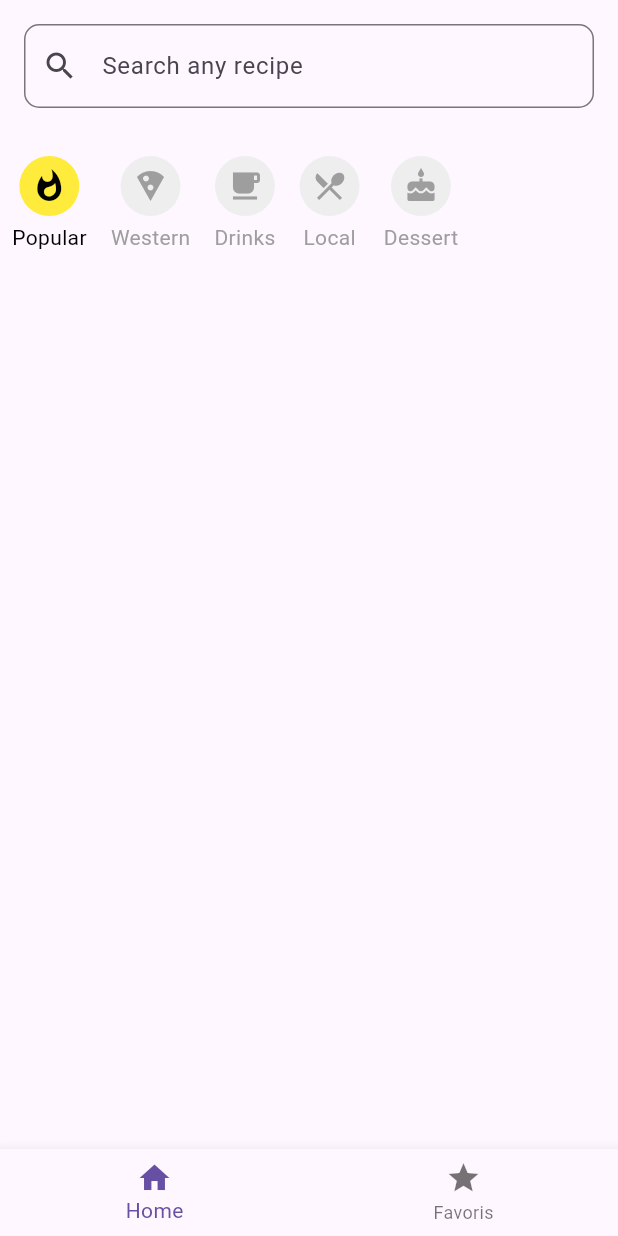
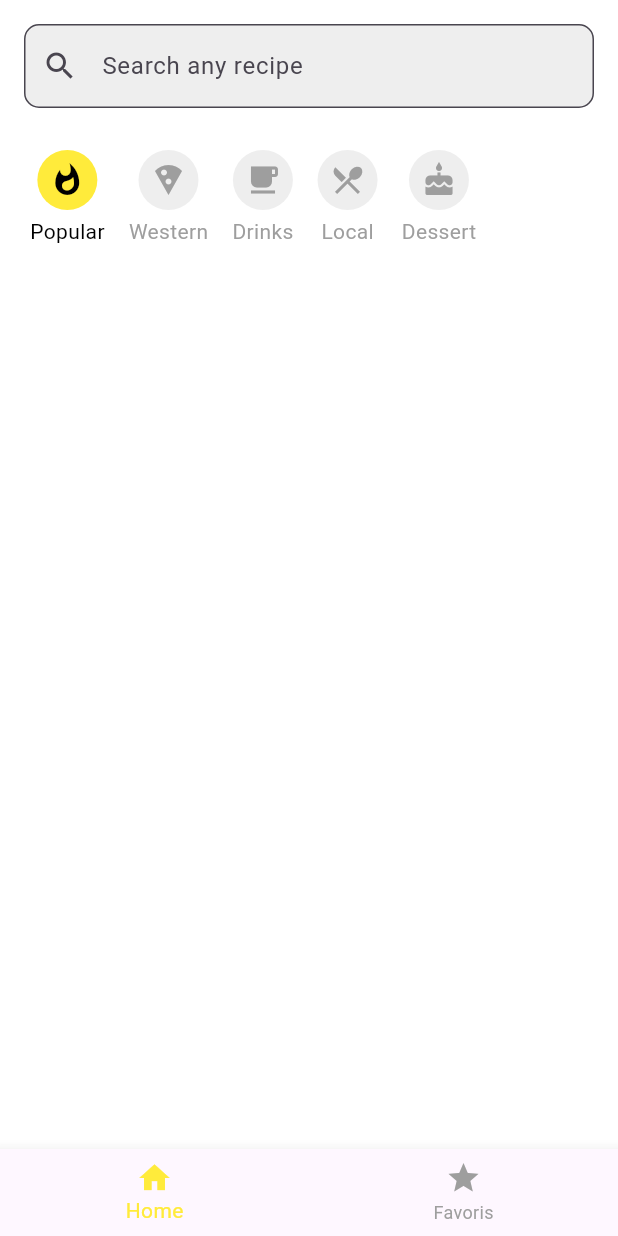
Before and after one commit to MCDiYae/cook_app, a Flutter app: the screen it shows after launch, on a phone screen of 412 x 824 dp. Run offline on Flutter 3.47's test engine with Material 3 defaults, Android fonts, the phone set to English and light mode, and no system bars.

Commit message:
theme app

```diff
--- /dev/null
+++ b/lib/app_theme.dart
@@ -0,0 +1,35 @@
+import 'package:flutter/material.dart';
+
+ThemeData buildAppTheme() {
+  return ThemeData(
+    primaryColor: Colors.yellow,
+    scaffoldBackgroundColor: Colors.white,
+    appBarTheme: const AppBarTheme(
+      backgroundColor: Colors.white,
+      elevation: 0,
+      iconTheme: IconThemeData(color: Colors.black),
+      titleTextStyle: TextStyle(color: Colors.black, fontSize: 20),
+    ),
+    textTheme: const TextTheme(
+      bodyLarge: TextStyle(color: Colors.black87, fontSize: 16),
+      bodyMedium: TextStyle(color: Colors.black54, fontSize: 14),
+    ),
+    iconTheme: const IconThemeData(color: Colors.black54),
+    bottomNavigationBarTheme: const BottomNavigationBarThemeData(
+      selectedItemColor: Colors.yellow,
+      unselectedItemColor: Colors.grey,
+    ),
+    cardTheme: CardTheme(
+      elevation: 2,
+      shape: RoundedRectangleBorder(borderRadius: BorderRadius.circular(12)),
+    ),
+    inputDecorationTheme: InputDecorationTheme(
+      fillColor: Colors.grey[200],
+      filled: true,
+      border: OutlineInputBorder(
+        borderRadius: BorderRadius.circular(30),
+        borderSide: BorderSide.none,
+      ),
+    ),
+  );
+}
--- a/lib/main.dart
+++ b/lib/main.dart
@@ -1,3 +1,4 @@
+import 'package:cook_app/app_theme.dart';
 import 'package:cook_app/screens/home_page.dart';
 import 'package:flutter/material.dart';
 
@@ -10,10 +11,11 @@ class MyApp extends StatelessWidget {
 
   @override
   Widget build(BuildContext context) {
-    return const MaterialApp(
+    return  MaterialApp(
       debugShowCheckedModeBanner: false,
       title: "EazeeEats",
-      home: MyHomePage(),
+      theme: buildAppTheme(),
+      home: const MyHomePage(),
     );
   }
 }
--- a/lib/screens/home_page.dart
+++ b/lib/screens/home_page.dart
@@ -8,7 +8,8 @@ class MyHomePage extends StatelessWidget {
 
   @override
   Widget build(BuildContext context) {
-    return  Scaffold(
+    return  SafeArea(
+      child: Scaffold(
         body:const Column(
            crossAxisAlignment: CrossAxisAlignment.stretch,
             children: [
@@ -20,10 +21,9 @@ class MyHomePage extends StatelessWidget {
 
               // Popular recipes Bar
               RecipesBar(),
+            ],
+        ),
 
-          ],
-
-      ),
         bottomNavigationBar: BottomNavigationBar(
           items:const [
             BottomNavigationBarItem(
@@ -36,6 +36,7 @@ class MyHomePage extends StatelessWidget {
             ),
           ],
         ),
+      ),
     );
   }
 }
--- a/lib/widgets/categories_bar.dart
+++ b/lib/widgets/categories_bar.dart
@@ -1,5 +1,4 @@
 import 'package:flutter/material.dart';
-
 
 class CategoriesBar extends StatelessWidget {
   const CategoriesBar({super.key});
@@ -7,18 +6,21 @@ class CategoriesBar extends StatelessWidget {
   @override
   Widget build(BuildContext context) {
     return Container(
-      height: 80,
-      padding: const EdgeInsets.symmetric(vertical: 16.0),
+      margin: const EdgeInsets.all(12),
+      child: SizedBox(
+        height: 50,
         child: ListView(
           scrollDirection: Axis.horizontal,
           children: const [
-          CategoryItem(icon: Icons.whatshot, label: 'Popular', selected: true),
+            CategoryItem(
+                icon: Icons.whatshot, label: 'Popular', selected: true),
             CategoryItem(icon: Icons.local_pizza, label: 'Western'),
             CategoryItem(icon: Icons.local_cafe, label: 'Drinks'),
             CategoryItem(icon: Icons.local_dining, label: 'Local'),
             CategoryItem(icon: Icons.cake, label: 'Dessert'),
             // Ajoutez d'autres catégories ici si nécessaire
           ],
+        ),
       ),
     );
   }
```
Also changed, not shown: lib/models/recipe.dart (+8 -11 lines). Lines whose indentation alone changed are shown as unchanged.
